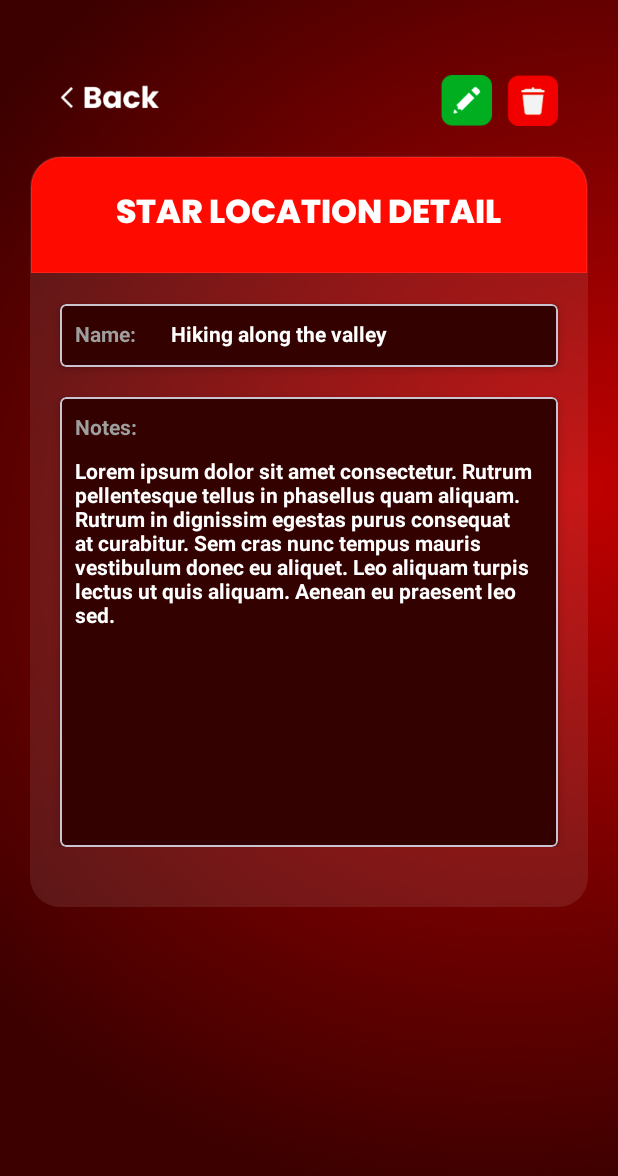
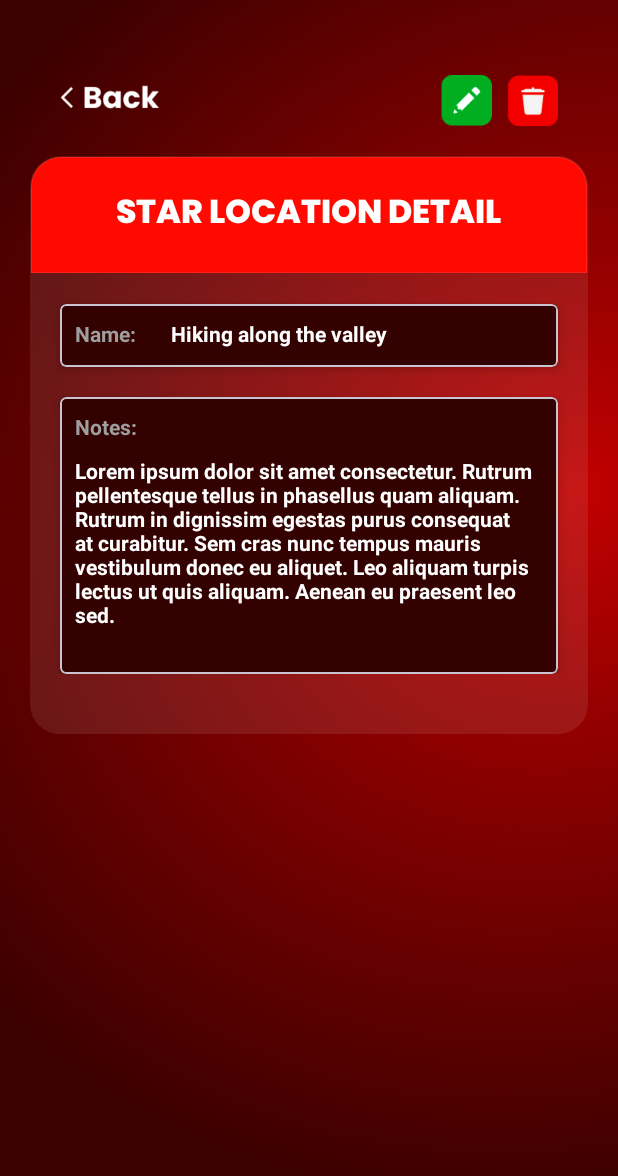
Before and after one commit to DanielMamytov/Starkino22, an Android app: the layout fragment_star_notes_detail.xml on its own in the app's theme, with its tools: preview values and no code run, on a phone screen of 412 x 824 dp. Shown: the top 1176 px of the screen. Run offline under Robolectric (Android 15) with nearby library versions, the phone set to English and light mode, and no system bars.

Commit message:
design changes

```diff
--- a/app/src/main/java/co/nisari/katisnar/presentation/data/local/NoteDao.kt
+++ b/app/src/main/java/co/nisari/katisnar/presentation/data/local/NoteDao.kt
@@ -9,7 +9,7 @@ interface NoteDao {
     fun getAll(): Flow<List<NoteEntity>>
 
     @Query("SELECT * FROM notes WHERE id = :id")
-    fun getById(id: Long): Flow<NoteEntity?>
+    fun getById(id: Long?): Flow<NoteEntity?>
 
     @Insert
     suspend fun insert(note: NoteEntity): Long
--- a/app/src/main/java/co/nisari/katisnar/presentation/data/repository/NoteRepository.kt
+++ b/app/src/main/java/co/nisari/katisnar/presentation/data/repository/NoteRepository.kt
@@ -9,7 +9,7 @@ class NoteRepository @Inject constructor(
     private val dao: NoteDao
 ) {
     fun getAll(): Flow<List<NoteEntity>> = dao.getAll()
-    fun getById(id: Long): Flow<NoteEntity?> = dao.getById(id)
+    fun getById(id: Long?): Flow<NoteEntity?> = dao.getById(id)
     suspend fun insert(note: NoteEntity): Long = dao.insert(note)
     suspend fun update(note: NoteEntity) = dao.update(note)
     suspend fun deleteById(id: Long) = dao.deleteById(id)
--- a/app/src/main/java/co/nisari/katisnar/presentation/ui/starnoute/StarRoutineDetailViewModel.kt
+++ b/app/src/main/java/co/nisari/katisnar/presentation/ui/starnoute/StarRoutineDetailViewModel.kt
@@ -46,7 +46,6 @@ class StarRoutineDetailViewModel @Inject constructor(
                 _events.send(UiEvent.NoteNotFound)
                 _events.send(UiEvent.CloseScreen)
             }
-            return
         }
 
         viewModelScope.launch {
--- a/app/src/main/res/layout/fragment_star_notes_detail.xml
+++ b/app/src/main/res/layout/fragment_star_notes_detail.xml
@@ -1,11 +1,15 @@
 <?xml version="1.0" encoding="utf-8"?>
-<FrameLayout xmlns:android="http://schemas.android.com/apk/res/android"
+<ScrollView xmlns:android="http://schemas.android.com/apk/res/android"
     xmlns:app="http://schemas.android.com/apk/res-auto"
     xmlns:tools="http://schemas.android.com/tools"
     android:layout_width="match_parent"
     android:layout_height="match_parent"
     android:background="@drawable/background_star_notes_detail"
     tools:context=".presentation.ui.starnoute.StarRoutineDetailFragment">
+
+    <FrameLayout
+        android:layout_width="match_parent"
+        android:layout_height="match_parent">
 
         <LinearLayout
             android:layout_width="wrap_content"
@@ -49,6 +53,7 @@
                     android:src="@drawable/btn_delete" />
 
             </LinearLayout>
+
             <LinearLayout
                 android:layout_width="match_parent"
                 android:layout_height="wrap_content"
@@ -77,7 +82,6 @@
                 android:layout_marginBottom="20dp">
 
 
-
                 <FrameLayout
                     android:layout_width="match_parent"
                     android:layout_height="wrap_content"
@@ -95,11 +99,10 @@
                             android:layout_width="match_parent"
                             android:layout_height="42dp"
                             android:layout_marginHorizontal="20dp"
+                            android:layout_marginTop="20dp"
                             app:cardBackgroundColor="#330200"
-                        android:layout_marginTop="20dp"
                             app:cardCornerRadius="4dp"
-                        app:cardElevation="4dp"
-                        >
+                            app:cardElevation="4dp">
 
                             <LinearLayout
                                 android:layout_width="wrap_content"
@@ -128,13 +131,12 @@
 
                         <com.google.android.material.card.MaterialCardView
                             android:layout_width="match_parent"
-                        android:layout_height="300dp"
+                            android:layout_height="wrap_content"
                             android:layout_marginHorizontal="20dp"
                             android:layout_marginTop="20dp"
                             app:cardBackgroundColor="#330200"
                             app:cardCornerRadius="4dp"
-                        app:cardElevation="4dp"
-                        >
+                            app:cardElevation="4dp">
 
                             <LinearLayout
                                 android:layout_width="wrap_content"
@@ -155,6 +157,7 @@
                                     android:layout_height="wrap_content"
                                     android:layout_marginHorizontal="10dp"
                                     android:text="Lorem ipsum dolor sit amet consectetur. Rutrum pellentesque tellus in phasellus quam aliquam. Rutrum in dignissim egestas purus consequat at curabitur. Sem cras nunc tempus mauris vestibulum donec eu aliquet. Leo aliquam turpis lectus ut quis aliquam. Aenean eu praesent leo sed. "
+                                    android:layout_marginBottom="30dp"
                                     android:textColor="@color/white"
                                     android:textStyle="bold" />
 
@@ -169,6 +172,7 @@
             </FrameLayout>
         </LinearLayout>
 
+    </FrameLayout>
 
 
-</FrameLayout>
+</ScrollView>
--- a/app/src/main/res/layout/fragment_star_notes_edit.xml
+++ b/app/src/main/res/layout/fragment_star_notes_edit.xml
@@ -125,7 +125,7 @@
 
                     <com.google.android.material.card.MaterialCardView
                         android:layout_width="match_parent"
-                        android:layout_height="300dp"
+                        android:layout_height="wrap_content"
                         android:layout_marginHorizontal="20dp"
                         android:layout_marginTop="20dp"
                         app:cardBackgroundColor="#330200"
@@ -149,6 +149,7 @@
                             <EditText
                                 android:id="@+id/txt_notes"
                                 android:layout_width="match_parent"
+                                android:layout_marginBottom="20dp"
                                 android:layout_height="wrap_content"
                                 android:layout_marginTop="6dp"
                                 android:background="@android:color/transparent"
--- a/app/src/main/res/navigation/nav_graph.xml
+++ b/app/src/main/res/navigation/nav_graph.xml
@@ -90,7 +90,7 @@
         <argument
             android:name="noteId"
             app:argType="long"
-            android:defaultValue="-1" />
+            />
     </fragment>
 
     <fragment
```
Lines whose indentation alone changed are shown as unchanged.
